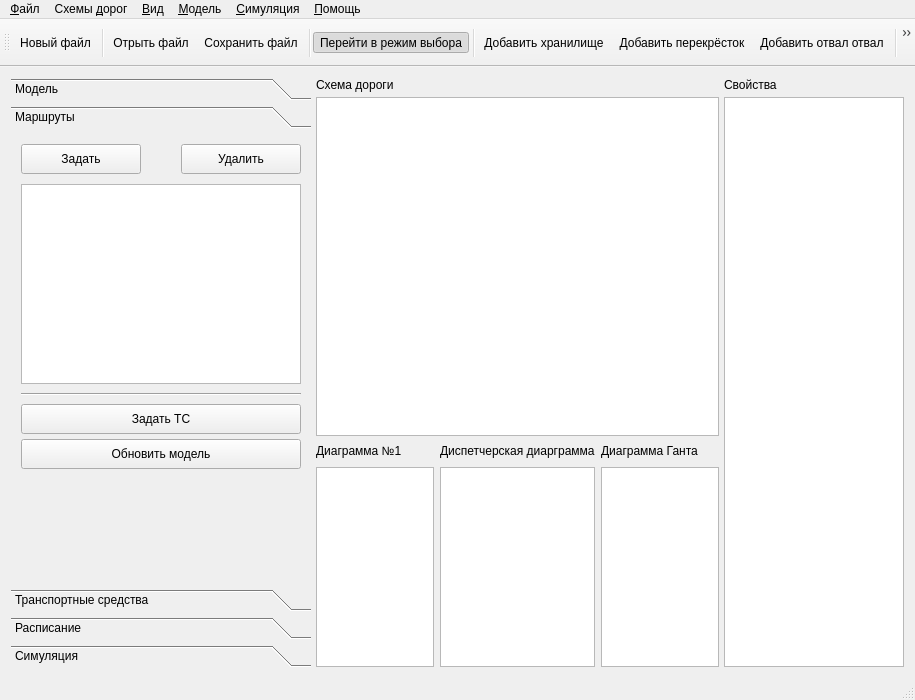
This is trucks.ui in danylo-bilyk/trucks as Qt 5 draws it before an edit. The edited form follows.
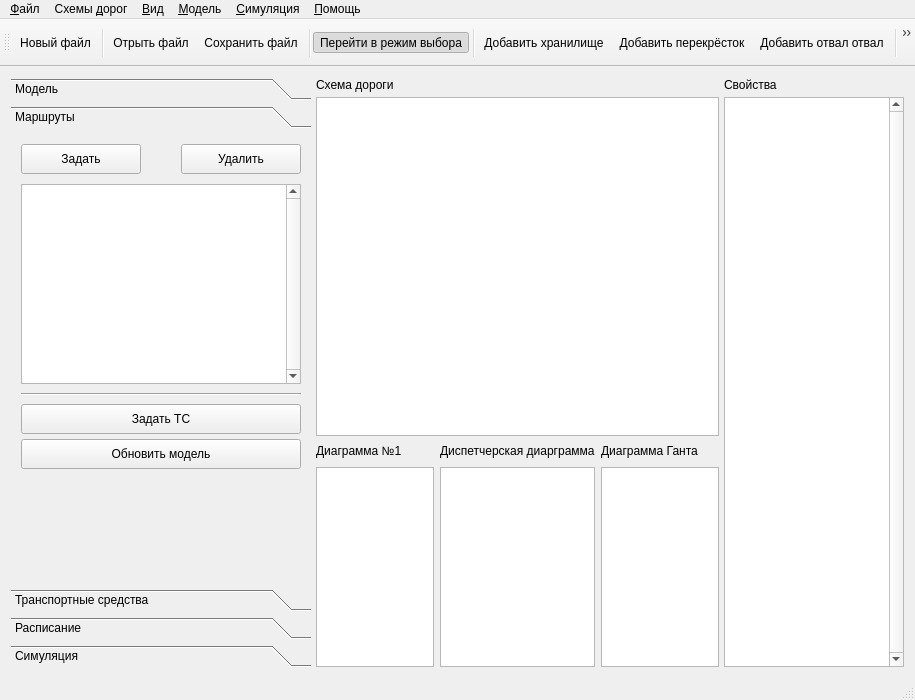
This is the edited form. The open tabs and pages were chosen to show the change. Icons and pictures are not drawn. Custom widgets are drawn as their Qt base class.

Commit message: add scrollbars by default

```diff
--- a/trucks.ui
+++ b/trucks.ui
@@ -282,6 +282,9 @@
               <height>200</height>
              </rect>
             </property>
+            <property name="verticalScrollBarPolicy">
+             <enum>Qt::ScrollBarAlwaysOn</enum>
+            </property>
            </widget>
            <widget class="QPushButton" name="pushButton_5">
             <property name="geometry">
@@ -916,6 +919,9 @@
             <height>16777215</height>
            </size>
           </property>
+          <property name="verticalScrollBarPolicy">
+           <enum>Qt::ScrollBarAlwaysOn</enum>
+          </property>
          </widget>
         </item>
        </layout>
```
Left out of the diff: 3 changed lines with no effect on the pictures. The commit also changes 1 other file.
